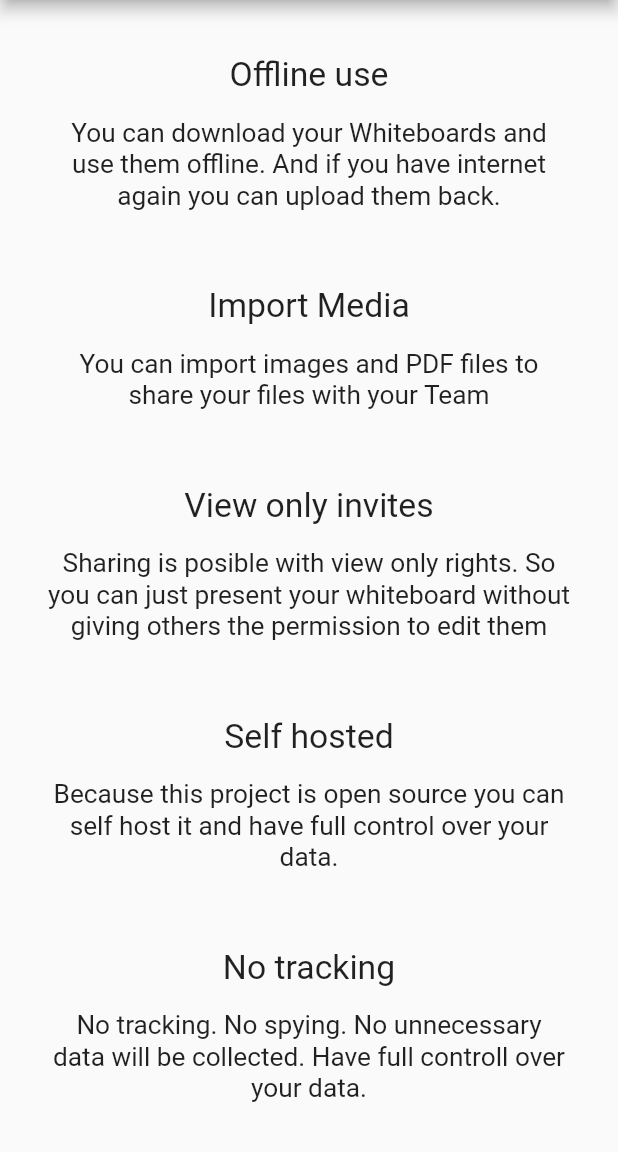
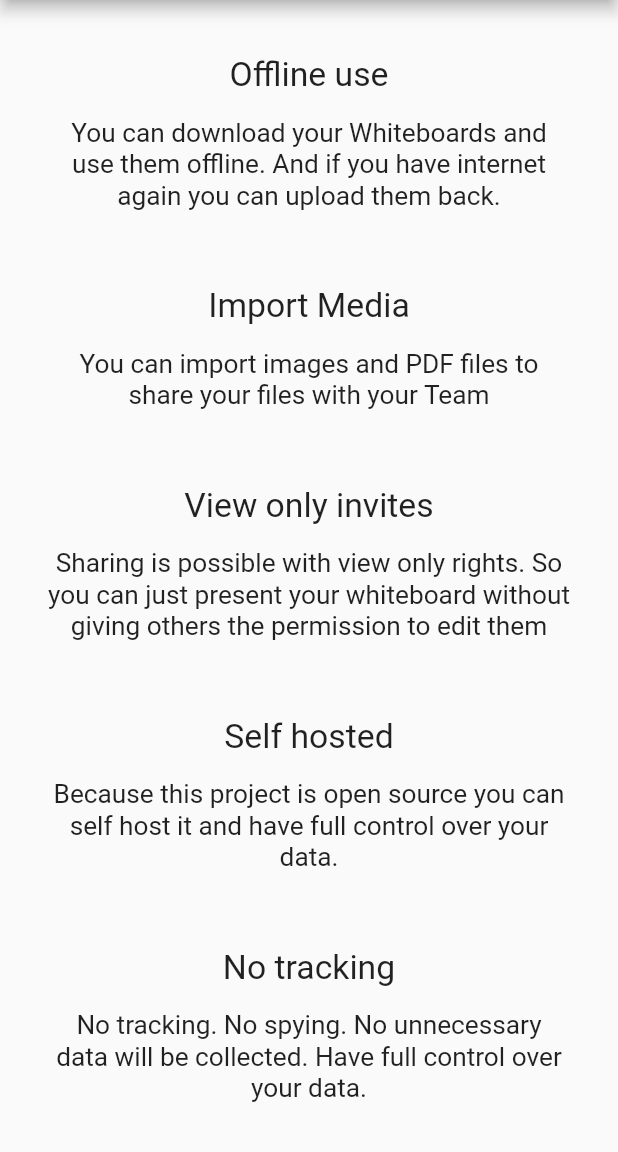
Before and after one commit to Y0ngg4n/fluffy_board, a Flutter app: the screen it shows after launch, scrolled down 969 dp, on a phone screen of 412 x 824 dp, the part 84-1236 px from its top. Run offline on Flutter 3.47's test engine with Material 2 defaults, Android fonts, the phone set to English and light mode, and no system bars; our stand-ins replace animated_text_kit, easy_dynamic_theme, email_validator, flutter_breadcrumb, flutter_dotenv, google_fonts and 6 more; missing offline and left inert: file_picker_cross, file_saver, flex_color_picker, mailto, random_color, simplify and 3 more; generated files the repository leaves out were written again; project files that could hold a hidden picture were left out.

Commit message:
Fix about

```diff
--- a/lib/documentation/about.dart
+++ b/lib/documentation/about.dart
@@ -34,9 +34,9 @@ class _AboutState extends State<About> {
     "You can import and export Whiteboards to transfer them to other accounts.",
     "You can download your Whiteboards and use them offline. And if you have internet again you can upload them back.",
     "You can import images and PDF files to share your files with your Team",
-    "Sharing is posible with view only rights. So you can just present your whiteboard without giving others the permission to edit them",
+    "Sharing is possible with view only rights. So you can just present your whiteboard without giving others the permission to edit them",
     "Because this project is open source you can self host it and have full control over your data.",
-    "No tracking. No spying. No unnecessary data will be collected. Have full controll over your data."
+    "No tracking. No spying. No unnecessary data will be collected. Have full control over your data."
   ];
 
   @override
```
